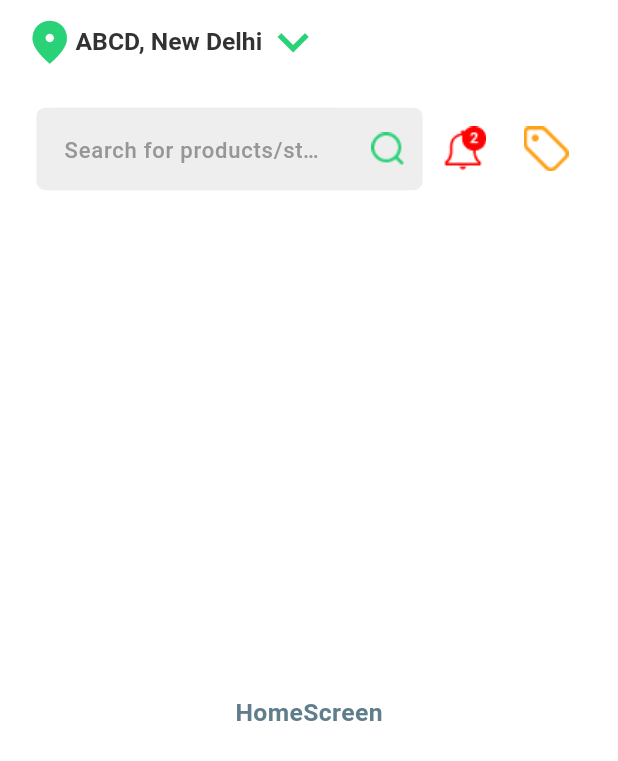
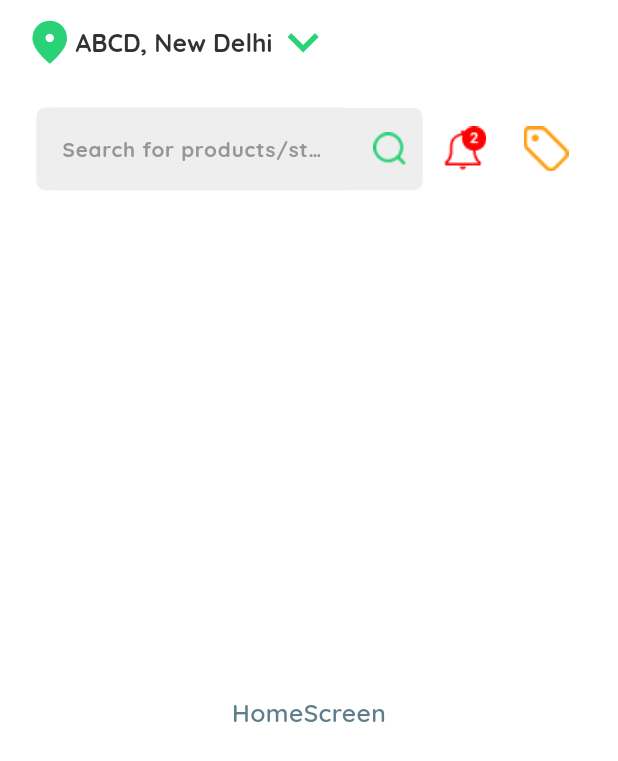
Before and after one commit to hijasahamed/BW-One-E-commerce-Ui-Api, a Flutter app: the screen it shows after launch, on a phone screen of 412 x 824 dp. Shown: the top 761 px of the screen. Run offline on Flutter 3.47's test engine with Material 3 defaults, Android fonts, the phone set to English and light mode, and no system bars.

Commit message:
font style changed

```diff
--- a/lib/model/textwidget.dart
+++ b/lib/model/textwidget.dart
@@ -5,6 +5,7 @@ class TextWidget extends StatelessWidget {
       {super.key,
       required this.text,
       required this.color,
+      required this.fontStyle,
       this.maxline,
       required this.size,
       this.alignTextCenter,
@@ -12,6 +13,7 @@ class TextWidget extends StatelessWidget {
   final String text;
   final Color color;
   final double size;
+  final String fontStyle;
   final bool? maxline;
   final FontWeight weight;
   final bool? alignTextCenter;
@@ -20,6 +22,7 @@ class TextWidget extends StatelessWidget {
     return Text(
       text,
       style: TextStyle(
+        fontFamily: fontStyle,
         fontWeight: weight,
         color: color,
         fontSize: size,
--- a/lib/view/home_screen/appbar/app_bar_bottom/app_bar_bottom.dart
+++ b/lib/view/home_screen/appbar/app_bar_bottom/app_bar_bottom.dart
@@ -26,15 +26,16 @@ class AppBarBottom extends StatelessWidget {
               mainAxisAlignment: MainAxisAlignment.spaceAround,
               children: [
                 SizedBox(
-                  width: screenSize.width / 2.0,
+                  width: screenSize.width / 1.95,
                   height: screenSize.height / 15,
                   child: TextField(
                     decoration: InputDecoration(
                       hintText: 'Search for products/stores',
                       hintStyle: TextStyle(
+                        fontFamily: 'QuickSand',
                         color: searchContainerTextColor,
-                        fontSize: screenSize.width / 28,
-                        fontWeight: FontWeight.w500,
+                        fontSize: screenSize.width / 30,
+                        fontWeight: FontWeight.bold,
                       ),
                       border: OutlineInputBorder(
                         borderRadius: BorderRadius.circular(8),
--- a/lib/view/home_screen/appbar/app_bar_title/app_bar_title.dart
+++ b/lib/view/home_screen/appbar/app_bar_title/app_bar_title.dart
@@ -15,9 +15,23 @@ class AppBarTitle extends StatelessWidget {
     return Row(
       mainAxisAlignment: MainAxisAlignment.start,
       children: [
-        Icon(Icons.place_sharp,size: screenSize.width/12,color: buttonGreenColor,),
-        TextWidget(text: 'ABCD, New Delhi', color: textGreyColor, size: screenSize.width/25, weight: FontWeight.w600),
-        Icon(Icons.keyboard_arrow_down,size: screenSize.width/10,color: buttonGreenColor,),
+        Icon(
+          Icons.place_sharp,
+          size: screenSize.width / 12,
+          color: buttonGreenColor,
+        ),
+        TextWidget(
+          text: 'ABCD, New Delhi',
+          color: textGreyColor,
+          size: screenSize.width / 25,
+          weight: FontWeight.bold,
+          fontStyle: 'QuickSand',
+        ),
+        Icon(
+          Icons.keyboard_arrow_down,
+          size: screenSize.width / 10,
+          color: buttonGreenColor,
+        ),
       ],
     );
   }
--- a/lib/view/home_screen/home_screen.dart
+++ b/lib/view/home_screen/home_screen.dart
@@ -18,7 +18,7 @@ class HomeScreen extends StatelessWidget {
         preferredSize: Size.fromHeight(screenSize.height/6.5),
         child: AppBarWidget(screenSize: screenSize,)
       ),
-      body: Center(child: TextWidget(text: 'HomeScreen', color: Colors.blueGrey, size: screenSize.width/25, weight: FontWeight.w600),),
+      body: Center(child: TextWidget(text: 'HomeScreen', color: Colors.blueGrey, size: screenSize.width/25, weight: FontWeight.w600,fontStyle: 'QuickSand',),),
     );
   }
 }
```
Also changed, not shown: pubspec.yaml (+8 -11 lines), assets/fonts/Quicksand-VariableFont_wght.ttf (added).
